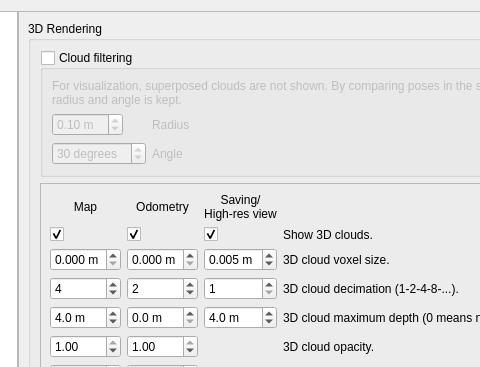
introlab/rtabmap, file guilib/src/ui/preferencesDialog.ui: the form before one commit; both pictures show x 249 to 729 and y 0 to 367 of the 1007 by 628 pixel window.
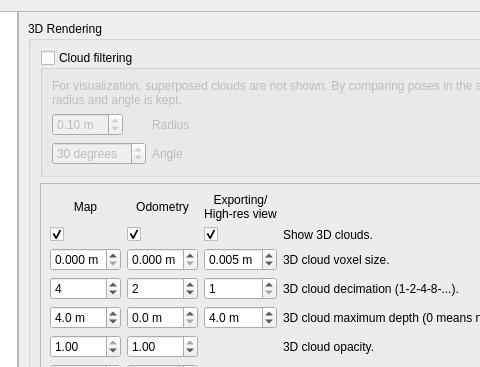
The form after the commit. Icons and pictures are not drawn. Custom widgets are drawn as their Qt base class.

Commit message: GUI: Changed "Save" for "Export", moved Export to File menu

The edit to the form file:
```diff
--- a/guilib/src/ui/preferencesDialog.ui
+++ b/guilib/src/ui/preferencesDialog.ui
@@ -63,7 +63,7 @@
           <property name="geometry">
            <rect>
             <x>0</x>
-            <y>-313</y>
+            <y>0</y>
             <width>709</width>
             <height>853</height>
            </rect>
@@ -458,7 +458,7 @@
                        <item row="0" column="2">
                         <widget class="QLabel" name="label_159">
                          <property name="text">
-                          <string>Saving/
+                          <string>Exporting/
 High-res view</string>
                          </property>
                          <property name="alignment">
```
The commit also changes 2 other files.
